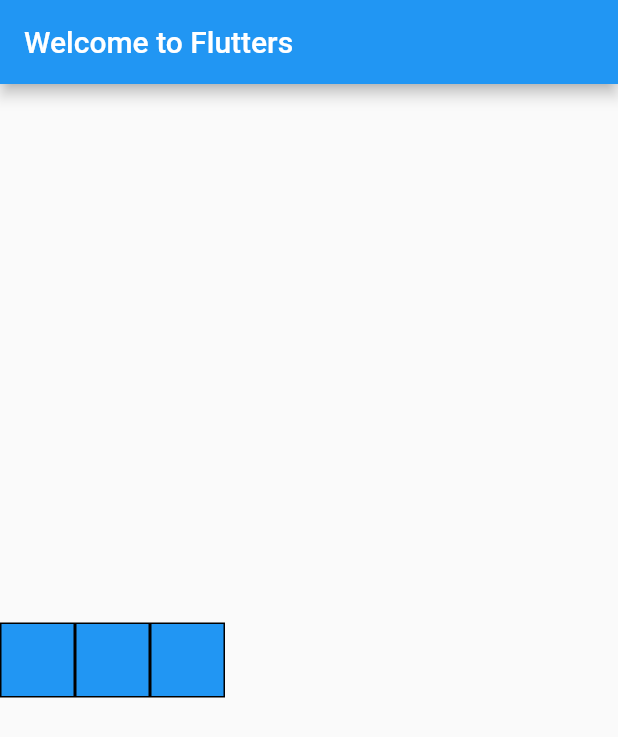
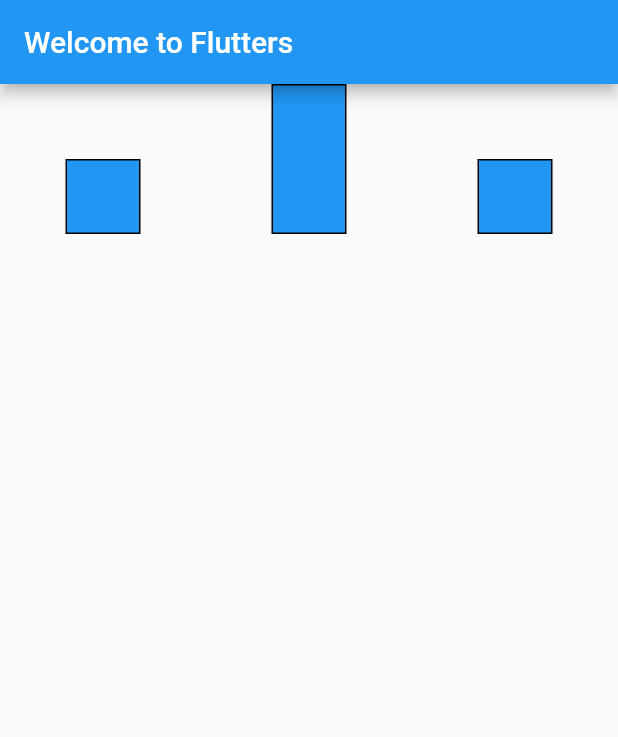
Before and after one commit to tvhfrks12678/flutter-my-app, a Flutter app: the screen it shows after launch, on a phone screen of 412 x 824 dp. Shown: the top 737 px of the screen. Run offline on Flutter 3.47's test engine with Material 2 defaults, Android fonts, the phone set to English and light mode, and no system bars.

Commit message:
learn: crossAxisAlignment property

```diff
--- a/lib/main.dart
+++ b/lib/main.dart
@@ -17,9 +17,7 @@ class MyApp extends StatelessWidget {
         appBar: AppBar(
           title: const Text('Welcome to Flutters'),
         ),
-        body: const Center(
-          child: MyWidget(),
-        ),
+        body: const MyWidget(),
       ),
     );
   }
@@ -27,7 +25,7 @@ class MyApp extends StatelessWidget {
 
 var list = [
   const BlueBox(),
-  const BlueBox(),
+  const BiggerBlueBox(),
   const BlueBox(),
 ];
 
@@ -36,6 +34,8 @@ class MyWidget extends StatelessWidget {
   @override
   Widget build(BuildContext context) {
     return Row(
+      mainAxisAlignment: MainAxisAlignment.spaceAround,
+      crossAxisAlignment: CrossAxisAlignment.end,
       children: list,
     );
   }
@@ -55,3 +55,18 @@ class BlueBox extends StatelessWidget {
     );
   }
 }
+
+class BiggerBlueBox extends StatelessWidget {
+  const BiggerBlueBox({Key? key}) : super(key: key);
+  @override
+  Widget build(BuildContext context) {
+    return Container(
+      width: 50,
+      height: 100,
+      decoration: BoxDecoration(
+        color: Colors.blue,
+        border: Border.all(),
+      ),
+    );
+  }
+}
```
